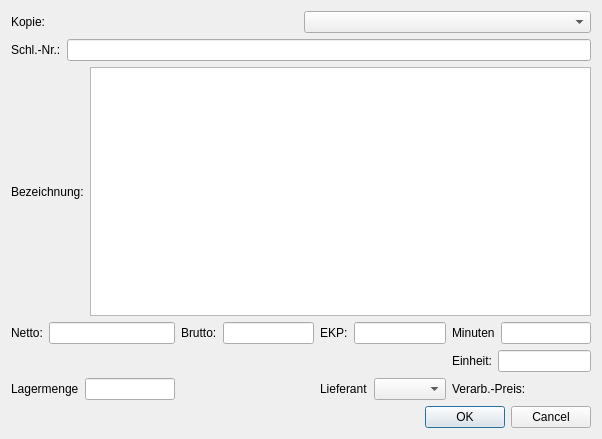
romanweissflog/FAKT, file form/material_page.ui: the form before one commit.
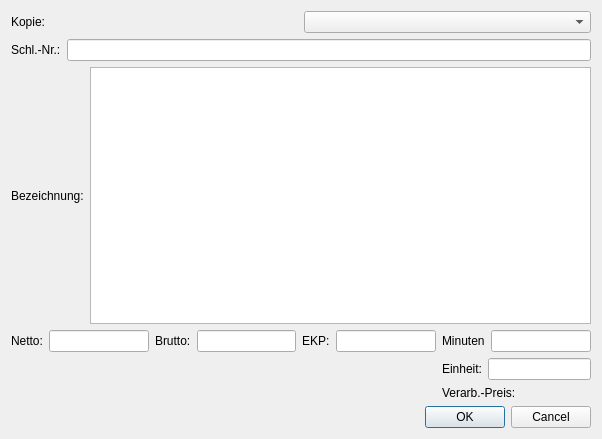
The form after the commit. Custom widgets are drawn as their Qt base class.

What changed in the file:
```diff
--- a/form/material_page.ui
+++ b/form/material_page.ui
@@ -129,18 +129,7 @@
       </layout>
      </item>
      <item row="2" column="1">
-      <layout class="QHBoxLayout" name="horizontalLayout_8">
-       <item>
-        <widget class="QLabel" name="label_15">
-         <property name="text">
-          <string>Lagermenge</string>
-         </property>
-        </widget>
-       </item>
-       <item>
-        <widget class="QLineEdit" name="editStockSize"/>
-       </item>
-      </layout>
+      <layout class="QHBoxLayout" name="horizontalLayout_8"/>
      </item>
      <item row="2" column="4">
       <layout class="QHBoxLayout" name="horizontalLayout_9">
@@ -161,18 +150,7 @@
       </layout>
      </item>
      <item row="2" column="3">
-      <layout class="QHBoxLayout" name="horizontalLayout_10">
-       <item>
-        <widget class="QLabel" name="label_11">
-         <property name="text">
-          <string>Lieferant</string>
-         </property>
-        </widget>
-       </item>
-       <item>
-        <widget class="QComboBox" name="supplierBox"/>
-       </item>
-      </layout>
+      <layout class="QHBoxLayout" name="horizontalLayout_10"/>
      </item>
     </layout>
    </item>
```
Left out of the diff: 9 changed lines with no effect on the pictures.
